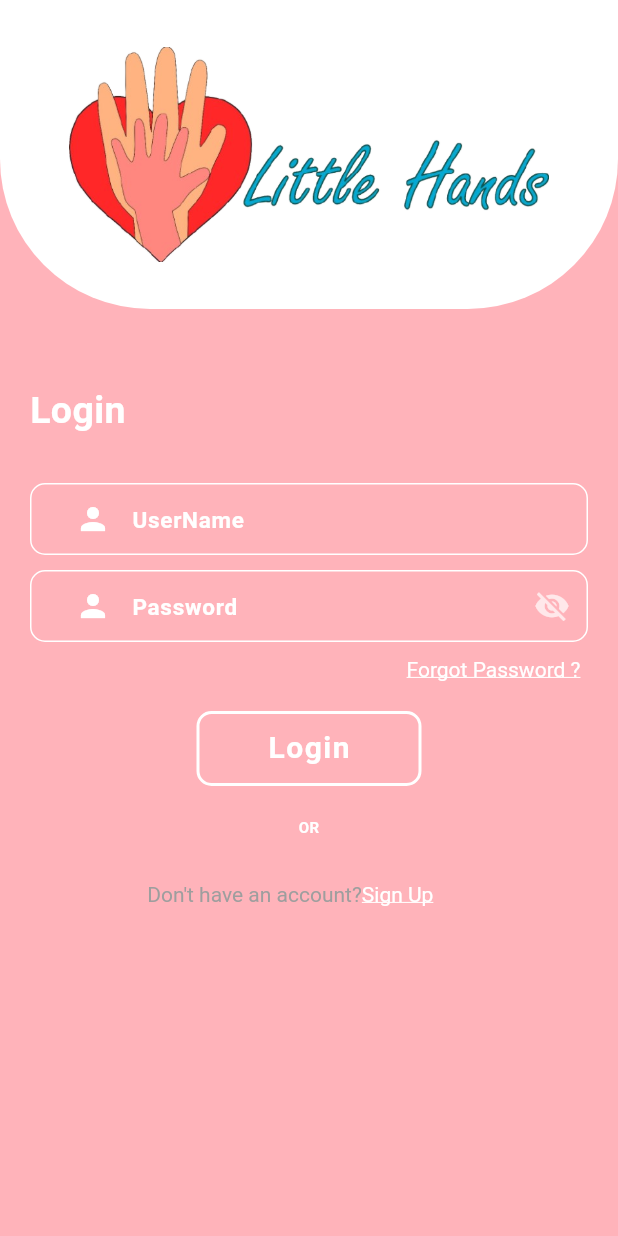
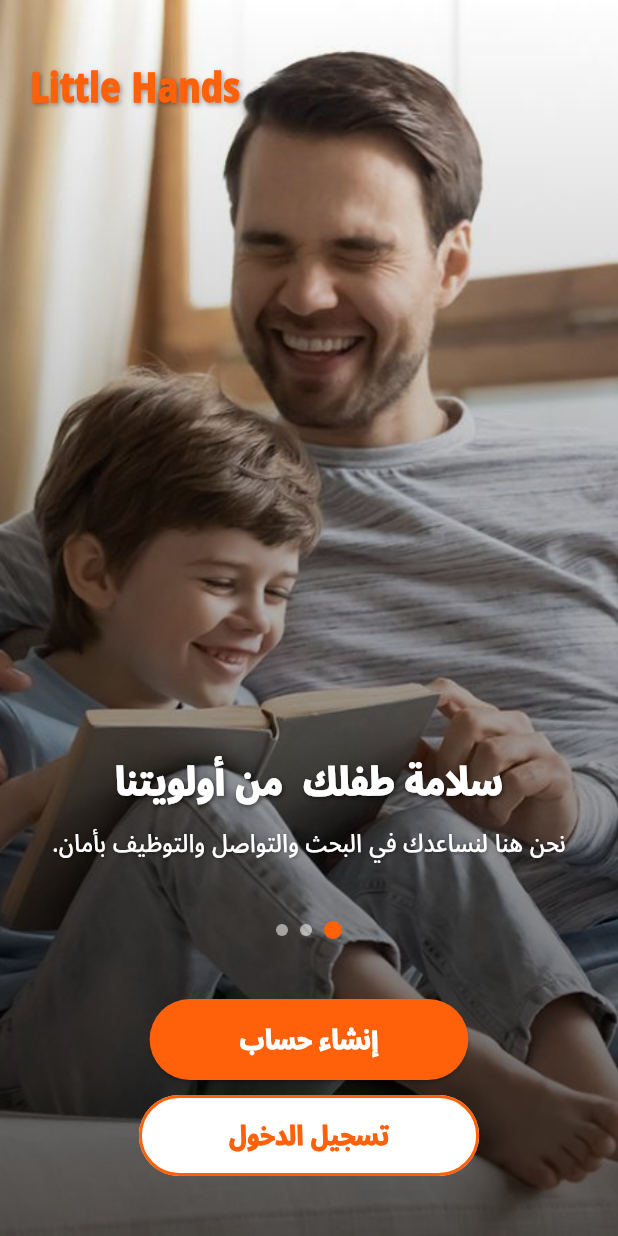
Before and after one commit to joodhamdallah/Little-Hands, a Flutter app: the screen it shows after launch, on a phone screen of 412 x 824 dp. Run offline on Flutter 3.47's test engine with Material 3 defaults, Android fonts, the phone set to English and light mode, and no system bars; drawn by our look-alikes of snippet_coder_utils.

Commit message:
make the frontend of the  Firstpage (hello page)

```diff
--- a/Frontend/flutter_app/lib/main.dart
+++ b/Frontend/flutter_app/lib/main.dart
@@ -1,6 +1,7 @@
 import 'package:flutter/material.dart';
 import 'package:flutter_app/pages/login_page.dart';
 import 'package:flutter_app/pages/register_page.dart';
+import 'package:flutter_app/pages/Firstpage.dart'; // Onboarding screen
 
 void main() {
   runApp(const MyApp());
@@ -9,16 +10,18 @@ void main() {
 class MyApp extends StatelessWidget {
   const MyApp({super.key});
 
-  // This widget is the root of your application.
   @override
   Widget build(BuildContext context) {
     return MaterialApp(
-      title: 'Flutter Demo',
+      title: 'Little Hands',
+      debugShowCheckedModeBanner: false,
       theme: ThemeData(
+        fontFamily: 'NotoSansArabic',
         colorScheme: ColorScheme.fromSeed(seedColor: Colors.deepPurple),
       ),
+      home: const FirstPage(),
       routes: {
-        '/': (context) => const LoginPage(),
+        '/login': (context) => const LoginPage(),
         '/register': (context) => const RegisterPage(),
       },
     );
--- /dev/null
+++ b/Frontend/flutter_app/lib/pages/Firstpage.dart
@@ -0,0 +1,227 @@
+import 'dart:async';
+import 'package:flutter/material.dart';
+
+class FirstPage extends StatefulWidget {
+  const FirstPage({super.key});
+
+  @override
+  State<FirstPage> createState() => _FirstPageState();
+}
+
+class _FirstPageState extends State<FirstPage> {
+  final PageController _controller = PageController();
+  int _currentPage = 0;
+  late Timer _timer;
+
+  final List<Map<String, String>> _pages = [
+    {
+      'image': 'assets/images/im4.jpeg',
+      'title': 'سلامة طفلك  من أولويتنا',
+      'desc': 'نحن هنا لنساعدك في البحث والتواصل والتوظيف بأمان.',
+    },
+    {
+      'image': 'assets/images/im2.jpeg',
+      'title': 'اعثر على الرعاية التي تحتاجها الآن',
+      'desc': 'رعاية أطفال، أصحاب الهمم، الكبار في السن، إستشارات وأكثر.',
+    },
+    {
+      'image': 'assets/images/im1.jpeg',
+      'title': 'نَصِلُك مع مقدم الرعاية المناسب',
+      'desc': 'انشر وظيفة، قارن الملفات الشخصية واقرأ التقييمات والأبحاث من ذوي الخبرات.',
+    },
+  ];
+
+  @override
+  void initState() {
+    super.initState();
+    _timer = Timer.periodic(const Duration(seconds: 8), (_) {
+      if (_currentPage < _pages.length - 1) {
+        _currentPage++;
+      } else {
+        _currentPage = 0;
+      }
+      _controller.animateToPage(
+        _currentPage,
+        duration: const Duration(milliseconds: 500),
+        curve: Curves.easeInOut,
+      );
+    });
+  }
+
+  @override
+  void dispose() {
+    _timer.cancel();
+    _controller.dispose();
+    super.dispose();
+  }
+
+  @override
+  Widget build(BuildContext context) {
+    return Directionality(
+      textDirection: TextDirection.rtl,
+      child: Scaffold(
+        body: Stack(
+          children: [
+            PageView.builder(
+              controller: _controller,
+              itemCount: _pages.length,
+              onPageChanged: (index) {
+                setState(() {
+                  _currentPage = index;
+                });
+              },
+              itemBuilder: (context, index) {
+                return Stack(
+                  fit: StackFit.expand,
+                  children: [
+                    Image.asset(
+                      _pages[index]['image']!,
+                      fit: BoxFit.cover,
+                    ),
+                    Container(
+                      decoration: BoxDecoration(
+                        gradient: LinearGradient(
+                          begin: Alignment.topCenter,
+                          end: Alignment.bottomCenter,
+                          colors: [
+                            Colors.transparent,
+                            Colors.black.withOpacity(0.6),
+                          ],
+                        ),
+                      ),
+                    ),
+                    Positioned(
+                      top: 40,
+                      left: 20,
+                      child: Text(
+                        'Little Hands',
+                        style: TextStyle(
+                          fontSize: 27,
+                          fontWeight: FontWeight.w900,
+                          color: Color.fromARGB(255, 255, 96, 10),
+                          shadows: [
+                            Shadow(
+                              color: Colors.black38,
+                              offset: Offset(1, 1),
+                              blurRadius: 4,
+                            ),
+                          ],
+                        ),
+                      ),
+                    ),
+                    Padding(
+                      padding: const EdgeInsets.all(20),
+                      child: Column(
+                        mainAxisAlignment: MainAxisAlignment.end,
+                        children: [
+                          Text(
+                            _pages[index]['title']!,
+                            style: const TextStyle(
+                              color: Colors.white,
+                              fontSize: 26,
+                              fontWeight: FontWeight.w900,
+                              shadows: [
+                                Shadow(
+                                  blurRadius: 4,
+                                  color: Colors.black54,
+                                  offset: Offset(1, 1),
+                                ),
+                              ],
+                            ),
+                            textAlign: TextAlign.center,
+                          ),
+                          const SizedBox(height: 10),
+                          Text(
+                            _pages[index]['desc']!,
+                            style: const TextStyle(
+                              color: Colors.white,
+                              fontWeight: FontWeight.w500,
+                              fontSize: 17,
+                              shadows: [
+                                Shadow(
+                                  blurRadius: 3,
+                                  color: Colors.black45,
+                                  offset: Offset(0.5, 0.5),
+                                ),
+                              ],
+                            ),
+                            textAlign: TextAlign.center,
+                          ),
+                          const SizedBox(height: 40),
+                          Row(
+                            mainAxisAlignment: MainAxisAlignment.center,
+                            children: List.generate(
+                              _pages.length,
+                              (dotIndex) => Container(
+                                margin: const EdgeInsets.symmetric(horizontal: 4),
+                                width: _currentPage == dotIndex ? 12 : 8,
+                                height: _currentPage == dotIndex ? 12 : 8,
+                                decoration: BoxDecoration(
+                                  shape: BoxShape.circle,
+                                  color: _currentPage == dotIndex
+                                      ? const Color.fromARGB(255, 255, 96, 10)
+                                      : Colors.white54,
+                                ),
+                              ),
+                            ),
+                          ),
+                          const SizedBox(height: 40),
+                          ElevatedButton(
+                            onPressed: () {
+                              Navigator.pushNamed(context, '/register');
+                            },
+                            style: ElevatedButton.styleFrom(
+                              backgroundColor: const Color.fromARGB(255, 255, 96, 10),
+                              padding: const EdgeInsets.symmetric(
+                                  vertical: 14, horizontal: 60),
+                              shape: RoundedRectangleBorder(
+                                borderRadius: BorderRadius.circular(30),
+                              ),
+                            ),
+                            child: const Text(
+                              'إنشاء حساب',
+                              style: TextStyle(
+                                fontSize: 18,
+                                color: Colors.white,
+                                fontWeight: FontWeight.w900,
+                              ),
+                            ),
+                          ),
+                          const SizedBox(height: 10),
+                          OutlinedButton(
+                            onPressed: () {
+                              Navigator.pushNamed(context, '/login');
+                            },
+                            style: OutlinedButton.styleFrom(
+                              padding: const EdgeInsets.symmetric(
+                                  vertical: 14, horizontal: 60),
+                              side: const BorderSide(
+                                  color: Color.fromARGB(255, 255, 96, 10), width: 2),
+                              shape: RoundedRectangleBorder(
+                                borderRadius: BorderRadius.circular(30),
+                              ),
+                              backgroundColor: Colors.white,
+                            ),
+                            child: const Text(
+                              'تسجيل الدخول',
+                              style: TextStyle(
+                                color: Color.fromARGB(255, 255, 96, 10),
+                                fontSize: 18,
+                                fontWeight: FontWeight.w900,
+                              ),
+                            ),
+                          ),
+                          const SizedBox(height: 20),
+                        ],
+                      ),
+                    ),
+                  ],
+                );
+              },
+            ),
+          ],
+        ),
+      ),
+    );
+  }
+}
--- a/Frontend/flutter_app/pubspec.yaml
+++ b/Frontend/flutter_app/pubspec.yaml
@@ -62,7 +62,7 @@ flutter:
 
   # To add assets to your application, add an assets section, like this:
   assets:
-    - assets/images/littlehandslogo.png
+    - assets/images/
 
   # An image asset can refer to one or more resolution-specific "variants", see
   # https://flutter.dev/to/resolution-aware-images
```
Also changed, not shown: Frontend/flutter_app/assets/images/im1.jpeg (added), Frontend/flutter_app/assets/images/im2.jpeg (added), Frontend/flutter_app/assets/images/im4.jpeg (added).
